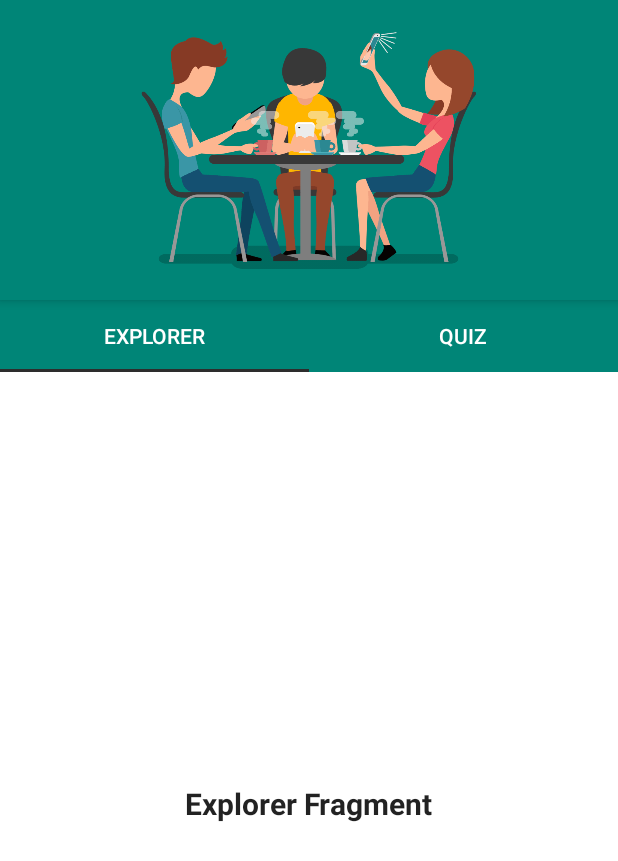
After one commit to ldh243/antiphone, an Android app: the FragmentExplorer screen opened directly, with no data from a screen before it, on a phone screen of 412 x 824 dp. The commit adds this screen. Shown: the top 861 px of the screen. Run offline under Robolectric (Android 15) with nearby library versions, the phone set to English and light mode, and no system bars.

```diff
--- a/app/build.gradle
+++ b/app/build.gradle
@@ -27,6 +27,8 @@ dependencies {
     testImplementation 'junit:junit:4.12'
     androidTestImplementation 'com.android.support.test:runner:1.0.2'
     androidTestImplementation 'com.android.support.test.espresso:espresso-core:3.0.2'
+
+    //circle progress bar
     implementation 'com.github.antonKozyriatskyi:CircularProgressIndicator:1.2.2'
 
     //event bus
@@ -41,7 +43,6 @@ dependencies {
     //draw chart
     implementation 'com.jjoe64:graphview:4.0.0'
 
-
     //circle image view
     implementation 'de.hdodenhof:circleimageview:2.2.0'
 }
--- a/app/src/main/AndroidManifest.xml
+++ b/app/src/main/AndroidManifest.xml
@@ -20,7 +20,9 @@
         </activity>
         <activity android:name=".HoldingActivity" />
         <activity android:name=".MainActivity" />
-        <activity android:name=".ProfileActivity"></activity>
+        <activity android:name=".ProfileActivity" />
+        <activity android:name=".TestActivity" />
+        <activity android:name=".FragmentQuiz"></activity>
     </application>
 
 </manifest>
--- /dev/null
+++ b/app/src/main/java/com/example/jun/antiphone/FragmentExplorer.java
@@ -0,0 +1,24 @@
+package com.example.jun.antiphone;
+
+import android.os.Bundle;
+import android.support.annotation.NonNull;
+import android.support.annotation.Nullable;
+import android.support.v4.app.Fragment;
+import android.view.LayoutInflater;
+import android.view.View;
+import android.view.ViewGroup;
+
+public class FragmentExplorer extends Fragment {
+
+    View view;
+
+    public FragmentExplorer() {
+    }
+
+    @Nullable
+    @Override
+    public View onCreateView(@NonNull LayoutInflater inflater, @Nullable ViewGroup container, @Nullable Bundle savedInstanceState) {
+        view = inflater.inflate(R.layout.explore_fragment, container, false);
+        return view;
+    }
+}
--- /dev/null
+++ b/app/src/main/java/com/example/jun/antiphone/FragmentQuiz.java
@@ -0,0 +1,24 @@
+package com.example.jun.antiphone;
+
+import android.os.Bundle;
+import android.support.annotation.NonNull;
+import android.support.annotation.Nullable;
+import android.support.v4.app.Fragment;
+import android.view.LayoutInflater;
+import android.view.View;
+import android.view.ViewGroup;
+
+public class FragmentQuiz extends Fragment {
+
+    View view;
+
+    public FragmentQuiz() {
+    }
+
+    @Nullable
+    @Override
+    public View onCreateView(@NonNull LayoutInflater inflater, @Nullable ViewGroup container, @Nullable Bundle savedInstanceState) {
+        view = inflater.inflate(R.layout.quiz_fragment, container, false);
+        return view;
+    }
+}
--- /dev/null
+++ b/app/src/main/java/com/example/jun/antiphone/TestActivity.java
@@ -0,0 +1,35 @@
+package com.example.jun.antiphone;
+
+import android.support.annotation.NonNull;
+import android.support.design.widget.AppBarLayout;
+import android.support.design.widget.TabLayout;
+import android.support.v4.view.PagerAdapter;
+import android.support.v4.view.ViewPager;
+import android.support.v7.app.AppCompatActivity;
+import android.os.Bundle;
+import android.view.View;
+
+import java.nio.file.Files;
+
+public class TestActivity extends AppCompatActivity {
+
+    private TabLayout tabLayout;
+    private AppBarLayout appBarLayout;
+    private ViewPager viewPager;
+
+    @Override
+    protected void onCreate(Bundle savedInstanceState) {
+        super.onCreate(savedInstanceState);
+        setContentView(R.layout.activity_test);
+        tabLayout = findViewById(R.id.tabLayout);
+        appBarLayout = findViewById(R.id.appbar);
+        viewPager = findViewById(R.id.viewpager);
+
+        ViewPagerAdapter adapter = new ViewPagerAdapter(getSupportFragmentManager());
+        adapter.addFragment(new FragmentExplorer(), "Explorer");
+        adapter.addFragment(new FragmentQuiz(), "Quiz");
+
+        viewPager.setAdapter(adapter);
+        tabLayout.setupWithViewPager(viewPager);
+    }
+}
--- /dev/null
+++ b/app/src/main/java/com/example/jun/antiphone/ViewPagerAdapter.java
@@ -0,0 +1,40 @@
+package com.example.jun.antiphone;
+
+import android.support.annotation.Nullable;
+import android.support.v4.app.Fragment;
+import android.support.v4.app.FragmentManager;
+import android.support.v4.app.FragmentPagerAdapter;
+
+import java.util.ArrayList;
+import java.util.List;
+
+public class ViewPagerAdapter extends FragmentPagerAdapter {
+
+    private final List<Fragment> fragmentList = new ArrayList<>();
+    private final List<String> fragmentListTitle = new ArrayList<>();
+
+    public ViewPagerAdapter(FragmentManager fm) {
+        super(fm);
+    }
+
+    @Override
+    public Fragment getItem(int i) {
+        return fragmentList.get(i);
+    }
+
+    @Override
+    public int getCount() {
+        return fragmentList.size();
+    }
+
+    @Override
+    public CharSequence getPageTitle(int position) {
+        return fragmentListTitle.get(position);
+    }
+
+    public void addFragment(Fragment fragment, String title) {
+        fragmentList.add(fragment);
+        fragmentListTitle.add(title);
+
+    }
+}
--- /dev/null
+++ b/app/src/main/res/layout/activity_test.xml
@@ -0,0 +1,40 @@
+<?xml version="1.0" encoding="utf-8"?>
+<LinearLayout xmlns:android="http://schemas.android.com/apk/res/android"
+    xmlns:app="http://schemas.android.com/apk/res-auto"
+    xmlns:tools="http://schemas.android.com/tools"
+    android:layout_width="match_parent"
+    android:layout_height="match_parent"
+    android:orientation="vertical"
+    tools:context=".TestActivity">
+
+    <android.support.design.widget.AppBarLayout
+        android:id="@+id/appbar"
+        android:layout_width="match_parent"
+        android:layout_height="200dp"
+        android:elevation="0dp"
+        android:gravity="center">
+
+        <ImageView
+            android:layout_width="wrap_content"
+            android:layout_height="wrap_content"
+            android:padding="10dp"
+            android:src="@drawable/antiphone_logo" />
+    </android.support.design.widget.AppBarLayout>
+
+    <android.support.design.widget.TabLayout
+        android:id="@+id/tabLayout"
+        android:layout_width="match_parent"
+        android:layout_height="wrap_content"
+        android:background="@color/colorPrimary"
+        app:tabGravity="fill"
+        app:tabMode="fixed"
+        app:tabTextColor="#fff"
+        app:tabIndicatorColor="#2d2d2d"/>
+    <android.support.v4.view.ViewPager
+        android:layout_width="match_parent"
+        android:layout_height="match_parent"
+        android:id="@+id/viewpager">
+
+    </android.support.v4.view.ViewPager>
+
+</LinearLayout>
--- /dev/null
+++ b/app/src/main/res/layout/explore_fragment.xml
@@ -0,0 +1,14 @@
+<?xml version="1.0" encoding="utf-8"?>
+<LinearLayout
+    xmlns:android="http://schemas.android.com/apk/res/android" android:layout_width="match_parent"
+    android:layout_height="match_parent"
+    android:gravity="center"
+    >
+    <TextView
+        android:layout_width="wrap_content"
+        android:layout_height="wrap_content"
+        android:text="Explorer Fragment"
+        android:textSize="20dp"
+        android:textStyle="bold"/>
+
+</LinearLayout>
--- a/app/src/main/res/values/dimens.xml
+++ b/app/src/main/res/values/dimens.xml
@@ -3,4 +3,7 @@
     <dimen name="activity_margin">16dp</dimen>
     <dimen name="list_item_spacing">16dp</dimen>
     <dimen name="list_item_spacing_half">8dp</dimen>
+    <!-- Default screen margins, per the Android Design guidelines. -->
+    <dimen name="activity_horizontal_margin">16dp</dimen>
+    <dimen name="activity_vertical_margin">16dp</dimen>
 </resources>
--- a/app/src/main/res/values/strings.xml
+++ b/app/src/main/res/values/strings.xml
@@ -1,3 +1,7 @@
 <resources>
     <string name="app_name">AntiPhone</string>
+    <string name="title_activity_tab_panel">TabPanel</string>
+    <string name="title_home">Home</string>
+    <string name="title_dashboard">Dashboard</string>
+    <string name="title_notifications">Notifications</string>
 </resources>
--- a/app/src/main/res/values/styles.xml
+++ b/app/src/main/res/values/styles.xml
@@ -1,7 +1,7 @@
 <resources>
 
     <!-- Base application theme. -->
-    <style name="AppTheme" parent="Theme.AppCompat">
+    <style name="AppTheme" parent="Theme.AppCompat.Light.NoActionBar">
         <!-- Customize your theme here. -->
         <item name="colorPrimary">@color/colorPrimary</item>
         <item name="colorPrimaryDark">#606566</item>
@@ -11,7 +11,6 @@
         <item name="android:statusBarColor">#32000000</item>
         <item name="android:textColor">@color/colorTextPrimary</item>
         <item name="android:textSize">16sp</item>
-        <item name="windowActionBar">false</item>
         <item name="windowNoTitle">true</item>
     </style>
     <style name="App_EditTextStyle" parent="@android:style/Widget.EditText">
```
Also changed, not shown: app/src/main/java/com/example/jun/antiphone/ProfileActivity.java (+22 -17 lines), app/src/main/java/model/ProfileUserDAO.java (+9 -7 lines), app/src/main/res/drawable/ic_dashboard_black_24dp.xml (added, +9 -0 lines), app/src/main/res/drawable/ic_home_black_24dp.xml (added, +9 -0 lines), app/src/main/res/drawable/ic_notifications_black_24dp.xml (added, +9 -0 lines), app/src/main/res/layout/activity_profile.xml (+80 -33 lines), app/src/main/res/layout/quiz_fragment.xml (added, +13 -0 lines), app/src/main/res/menu/navigation.xml (added, +11 -0 lines).
